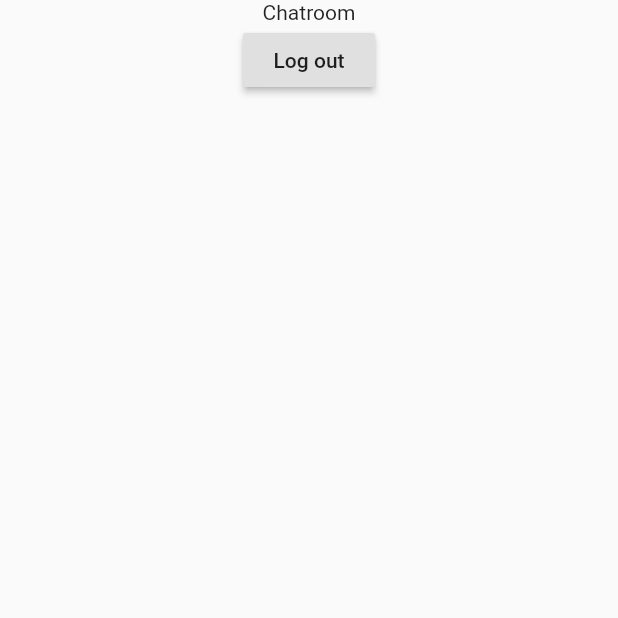
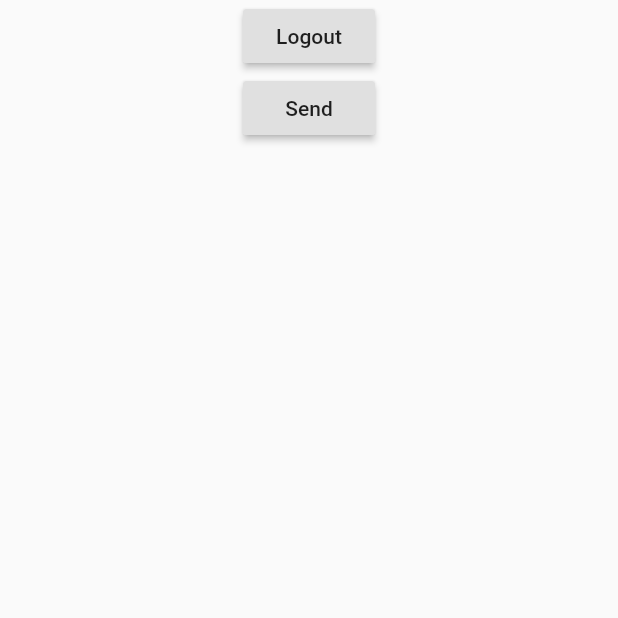
Before and after one commit to jlaskowska/chat_messenger, a Flutter app: the ChatroomScreen screen opened directly, on a phone screen of 412 x 824 dp, the top half of it. Run offline on Flutter 3.47's test engine with Material 2 defaults, Android fonts, the phone set to English and light mode, and no system bars; our stand-ins replace cloud_firestore, firebase_auth, flutter_secure_storage, mobx; accounts and stored records are empty; generated files the repository leaves out were written again.

Commit message:
Feature/sed and receive messages (#14)
Resolves #13

Commits:

* Added cloud_firestore package.
* Added an interface IChatService.
* Updated IChatService.
* Added firebase implementation of IChatSevice.
* Added provider of IChatservice.
* Moved ChatroomScreen.
* Updated localization.
* Updated localizations.
* Updated IChatService.
* Removed TODO.
* POC send message from ChatroomScreen.
* Added messageStream() method to FirebaseChatService.
* Added uuid package.
* Receiving messages POC.
* Fully working POC.

```diff
--- a/assets_dev/localizations/localizations.csv
+++ b/assets_dev/localizations/localizations.csv
@@ -5,3 +5,5 @@ signinScreenSigininButtonLabel;Signin
 adaptiveErrorDialogTitle;Error
 adaptiveErrorDialogContent;Something went wrong. Please try again.
 adaptiveErrorDialogButtonLabel;Try Again
+chatroomLogoutButton;Logout
+chatroomSendMessageButton;Send
--- a/lib/localizations.dart
+++ b/lib/localizations.dart
@@ -21,6 +21,11 @@ class AppLocalizations {
   static String get adaptiveErrorDialogButtonLabel =>
       _getText('adaptiveErrorDialogButtonLabel');
 
+  static String get chatroomLogoutButton => _getText('chatroomLogoutButton');
+
+  static String get chatroomSendMessageButton =>
+      _getText('chatroomSendMessageButton');
+
   static Map<String, String> _localizedValues;
 
   static Map<String, String> _enValues = {
@@ -30,16 +35,20 @@ class AppLocalizations {
     'adaptiveErrorDialogTitle': 'Error',
     'adaptiveErrorDialogContent': 'Something went wrong. Please try again.',
     'adaptiveErrorDialogButtonLabel': 'Try Again',
+    'chatroomLogoutButton': 'Logout',
+    'chatroomSendMessageButton': 'Send',
   };
 
   static Map<String, String> _deValues = {
-    'appTitle': '[ Chat Messenger öööüßÜ ]',
-    'signinScreenNickname': '[ Nickname ääÜß ]',
-    'signinScreenSigininButtonLabel': '[ Signin ẞßẞ ]',
-    'adaptiveErrorDialogTitle': '[ Errör Äßü ]',
+    'appTitle': '[ Chat Messenger üÜüäÄß ]',
+    'signinScreenNickname': '[ Nickname Öüüö ]',
+    'signinScreenSigininButtonLabel': '[ Signin üÖö ]',
+    'adaptiveErrorDialogTitle': '[ Errör üÜẞ ]',
     'adaptiveErrorDialogContent':
-        '[ Sömething went wröng. Please try again. ääÜüẞöÄäẞßÖä ]',
-    'adaptiveErrorDialogButtonLabel': '[ Try Ägain ẞöẞäÖ ]',
+        '[ Sömething went wröng. Please try again. ÄööÖẞÜßäßÖöẞ ]',
+    'adaptiveErrorDialogButtonLabel': '[ Try Ägain ÄÖüöÄ ]',
+    'chatroomLogoutButton': '[ Lögöüt ßßü ]',
+    'chatroomSendMessageButton': '[ Send üÄ ]',
   };
 
   static Map<String, Map<String, String>> _allValues = {
--- a/lib/models/chat_message.dart
+++ b/lib/models/chat_message.dart
@@ -25,6 +25,9 @@ class ChatMessage {
         'id': id,
         'message': message,
         'date': date.millisecondsSinceEpoch,
-        'charUser': chatUser.toJson(),
+        'chatUser': chatUser.toJson(),
       };
+
+  @override
+  String toString() => toJson().toString();
 }
--- /dev/null
+++ b/lib/services/i_chat_service.dart
@@ -0,0 +1,7 @@
+import 'package:chatroom/models/chat_message.dart';
+
+abstract class IChatService {
+  Stream<List<ChatMessage>> messageStream();
+
+  Future<void> sendMessage(ChatMessage message);
+}
--- /dev/null
+++ b/lib/widgets/chatroom_screen/chatroom_screen.dart
@@ -0,0 +1,74 @@
+import 'package:chatroom/models/chat_message.dart';
+import 'package:chatroom/models/chat_user.dart';
+import 'package:chatroom/services/device_storage.dart';
+import 'package:chatroom/services/i_auth_service.dart';
+import 'package:chatroom/services/i_chat_service.dart';
+import 'package:chatroom/widgets/home_screen.dart';
+import 'package:flutter/material.dart';
+import 'package:provider/provider.dart';
+import 'package:uuid/uuid.dart';
+
+import '../../localizations.dart';
+
+class ChatroomScreen extends StatelessWidget {
+  const ChatroomScreen({Key key}) : super(key: key);
+
+  @override
+  Widget build(BuildContext context) {
+    return Scaffold(
+      body: SafeArea(
+        child: Column(
+          children: <Widget>[
+            StreamBuilder(
+              initialData: <ChatMessage>[],
+              stream: Provider.of<IChatService>(context, listen: false).messageStream(),
+              builder: (_, AsyncSnapshot<List<ChatMessage>> snapshot) {
+                if (snapshot.hasData) {
+                  return Column(
+                    children: <Widget>[
+                      for (final message in snapshot.data) Text(message.message),
+                    ],
+                  );
+                }
+                return Container();
+              },
+            ),
+            Container(
+              child: Center(
+                child: RaisedButton(
+                  onPressed: () async {
+                    await Provider.of<IAuthService>(context, listen: false).logOut();
+                    await Provider.of<DeviceStorage>(context, listen: false).deleteAll();
+                    Navigator.pushReplacement(
+                      context,
+                      MaterialPageRoute(
+                        builder: (BuildContext context) => HomeScreen(),
+                      ),
+                    );
+                  },
+                  child: Text(AppLocalizations.chatroomLogoutButton),
+                ),
+              ),
+            ),
+            RaisedButton(
+              child: Text(AppLocalizations.chatroomSendMessageButton),
+              onPressed: () async {
+                await Provider.of<IChatService>(context, listen: false).sendMessage(
+                  ChatMessage(
+                    id: Uuid().v4(),
+                    message: 'bla bla bla',
+                    date: DateTime.now(),
+                    chatUser: ChatUser(
+                      id: Uuid().v4(),
+                      nickname: 'puszek',
+                    ),
+                  ),
+                );
+              },
+            ),
+          ],
+        ),
+      ),
+    );
+  }
+}
--- a/lib/widgets/home_screen.dart
+++ b/lib/widgets/home_screen.dart
@@ -1,6 +1,6 @@
 import 'package:chatroom/services/device_storage.dart';
 import 'package:chatroom/widgets/common/adaptive_error_dialog.dart';
-import 'package:chatroom/widgets/signin_screen/chatroom_screen/chatroom_screen.dart';
+import 'package:chatroom/widgets/chatroom_screen/chatroom_screen.dart';
 import 'package:chatroom/widgets/signin_screen/signin_screen.dart';
 import 'package:flutter/material.dart';
 import 'package:provider/provider.dart';
@@ -35,7 +35,6 @@ class _HomeScreenState extends State<HomeScreen> {
         future: _futureIsUserSignedin,
         builder: (context, AsyncSnapshot<bool> snapshot) {
           if (snapshot.hasData && snapshot.connectionState == ConnectionState.done) {
-            debugPrint('$snapshot.data');
             return snapshot.data == false
                 ? Scaffold(
                     body: GestureDetector(
--- a/lib/widgets/signin_screen/chatroom_screen/chatroom_screen.dart
+++ /dev/null
@@ -1,43 +0,0 @@
-import 'package:chatroom/services/device_storage.dart';
-import 'package:chatroom/services/i_auth_service.dart';
-import 'package:chatroom/widgets/home_screen.dart';
-import 'package:flutter/material.dart';
-import 'package:provider/provider.dart';
-
-class ChatroomScreen extends StatelessWidget {
-  const ChatroomScreen({Key key}) : super(key: key);
-
-  @override
-  Widget build(BuildContext context) {
-    return Scaffold(
-      body: SafeArea(
-        child: Column(
-          children: <Widget>[
-            Container(
-              child: Center(
-                child: Text('Chatroom'),
-              ),
-            ),
-            Container(
-              child: Center(
-                child: RaisedButton(
-                  onPressed: () async {
-                    await Provider.of<IAuthService>(context, listen: false).logOut();
-                    await Provider.of<DeviceStorage>(context, listen: false).deleteAll();
-                    Navigator.pushReplacement(
-                      context,
-                      MaterialPageRoute(
-                        builder: (BuildContext context) => HomeScreen(),
-                      ),
-                    );
-                  },
-                  child: Text('Log out'),
-                ),
-              ),
-            ),
-          ],
-        ),
-      ),
-    );
-  }
-}
--- a/lib/widgets/signin_screen/signin_screen.dart
+++ b/lib/widgets/signin_screen/signin_screen.dart
@@ -1,7 +1,7 @@
 import 'package:chatroom/configs/app_colors.dart';
 import 'package:chatroom/widgets/common/adaptive_error_dialog.dart';
 import 'package:chatroom/widgets/common/modal_progress_indicator.dart';
-import 'package:chatroom/widgets/signin_screen/chatroom_screen/chatroom_screen.dart';
+import 'package:chatroom/widgets/chatroom_screen/chatroom_screen.dart';
 import 'package:chatroom/widgets/signin_screen/signin_screen_store.dart';
 
 import 'package:flutter/material.dart';
--- a/pubspec.yaml
+++ b/pubspec.yaml
@@ -18,6 +18,8 @@ dependencies:
   flutter_mobx: ^1.1.0
   build_runner: ^1.8.1
   flutter_secure_storage: ^3.3.3
+  cloud_firestore: ^0.13.5
+  uuid: ^2.0.4
 
 dev_dependencies:
   flutter_test:
```
Also changed, not shown: assets_dev/localizations/localizations-PSEUDO.csv (+8 -6 lines), lib/main.dart (+7 -1 lines), lib/services/firebase_chat_service.dart (added, +26 -0 lines), pubspec.lock, 1 other file.
